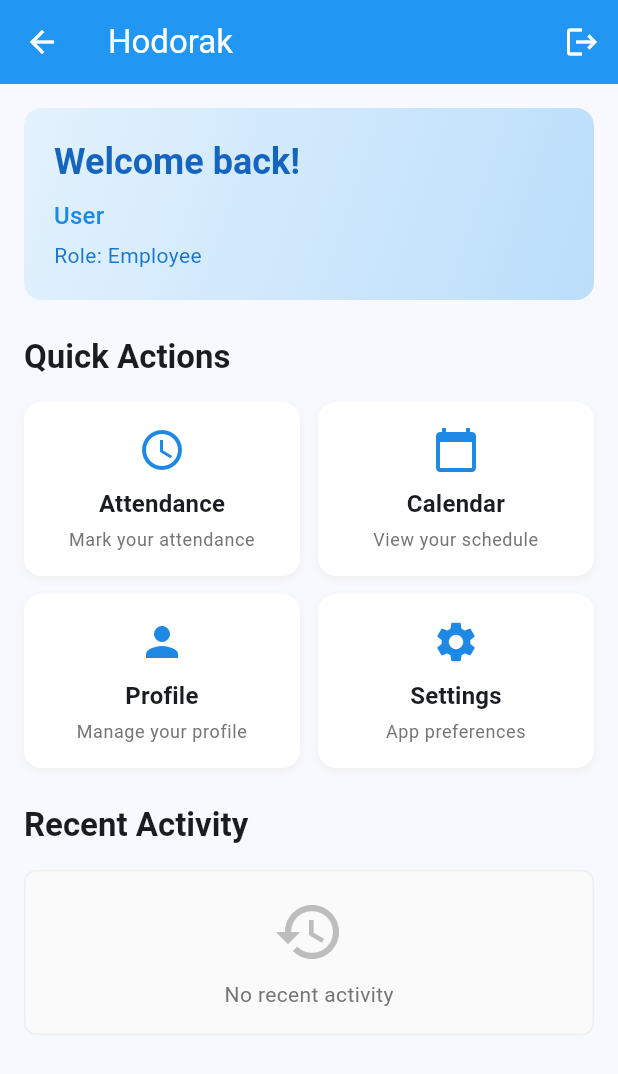
After one commit to He9sham/Hodorak, a Flutter app: the HomeScreen screen opened by its route, on a phone screen of 412 x 824 dp. The commit adds this screen. Shown: the top 1074 px of the screen. Run offline on Flutter 3.47's test engine with Material 3 defaults, Android fonts, the phone set to English and light mode, and no system bars; our stand-ins replace animated_splash_screen, flutter_riverpod, flutter_screenutil, font_awesome_flutter, google_fonts, page_transition and 1 more; missing offline and left inert: odoo_rpc; accounts and stored records are empty.

Commit message:
Update routing to include home screen and modify login redirection to home screen after successful authentication.

```diff
--- a/lib/core/providers/login_notifier.dart
+++ b/lib/core/providers/login_notifier.dart
@@ -50,7 +50,7 @@ class LoginNotifier extends StateNotifier<UserSession> {
         isAdmin: isAdmin,
         isLoading: false,
       );
-      return isAdmin ? '/admin-dashboard' : '/user-dashboard';
+      return '/homeScreen';
     } catch (e) {
       state = state.copyWith(isLoading: false, error: e.toString());
       rethrow; // Rethrow so UI try-catch can handle it
--- a/lib/core/utils/app_router.dart
+++ b/lib/core/utils/app_router.dart
@@ -2,6 +2,7 @@ import 'package:flutter/material.dart';
 import 'package:hodorak/core/utils/routes.dart';
 import 'package:hodorak/features/auth/views/login_screen.dart';
 import 'package:hodorak/features/auth/views/sign_up_screen.dart';
+import 'package:hodorak/features/main_navigation/home_screen.dart';
 import 'package:hodorak/features/main_navigation/admin_dashboard_screen.dart';
 import 'package:hodorak/features/main_navigation/user_dashboard_screen.dart';
 import 'package:hodorak/features/splash_screen/view/splash_screen.dart';
@@ -22,6 +23,8 @@ class AppRouter {
         return MaterialPageRoute(builder: (_) => const SignUpScreen());
       case Routes.loginScreen:
         return MaterialPageRoute(builder: (_) => const LoginScreen());
+      case Routes.homeScreen:
+        return MaterialPageRoute(builder: (_) => const HomeScreen());
       case Routes.adminDashboard:
         return MaterialPageRoute(builder: (_) => const AdminDashboardScreen());
       case Routes.userDashboard:
--- a/lib/core/utils/routes.dart
+++ b/lib/core/utils/routes.dart
@@ -3,6 +3,7 @@ class Routes {
   static const String onBoardingScreen = '/onBoardingScreen';
   static const String signupScreen = '/signupScreen';
   static const String loginScreen = '/loginScreen';
+  static const String homeScreen = '/homeScreen';
   static const String adminDashboard = '/admin-dashboard';
   static const String userDashboard = '/user-dashboard';
 }
--- /dev/null
+++ b/lib/features/main_navigation/home_screen.dart
@@ -0,0 +1,251 @@
+import 'package:flutter/material.dart';
+import 'package:flutter_riverpod/flutter_riverpod.dart';
+import 'package:hodorak/core/helper/extensions.dart';
+import 'package:hodorak/core/providers/login_notifier.dart';
+import 'package:hodorak/core/utils/routes.dart';
+
+class HomeScreen extends ConsumerWidget {
+  const HomeScreen({super.key});
+
+  @override
+  Widget build(BuildContext context, WidgetRef ref) {
+    final session = ref.watch(loginNotifierProvider);
+
+    return Scaffold(
+      appBar: AppBar(
+        title: const Text('Hodorak'),
+        backgroundColor: Colors.blue,
+        foregroundColor: Colors.white,
+        actions: [
+          IconButton(
+            icon: const Icon(Icons.logout),
+            onPressed: () {
+              ref.read(loginNotifierProvider.notifier).logout();
+              context.pushReplacementNamed(Routes.loginScreen);
+            },
+          ),
+        ],
+      ),
+      body: Padding(
+        padding: const EdgeInsets.all(16.0),
+        child: Column(
+          crossAxisAlignment: CrossAxisAlignment.start,
+          children: [
+            // Welcome Section
+            Container(
+              width: double.infinity,
+              padding: const EdgeInsets.all(20),
+              decoration: BoxDecoration(
+                gradient: LinearGradient(
+                  colors: [Colors.blue.shade50, Colors.blue.shade100],
+                  begin: Alignment.topLeft,
+                  end: Alignment.bottomRight,
+                ),
+                borderRadius: BorderRadius.circular(12),
+              ),
+              child: Column(
+                crossAxisAlignment: CrossAxisAlignment.start,
+                children: [
+                  Text(
+                    'Welcome back!',
+                    style: Theme.of(context).textTheme.headlineSmall?.copyWith(
+                      fontWeight: FontWeight.bold,
+                      color: Colors.blue.shade800,
+                    ),
+                  ),
+                  const SizedBox(height: 8),
+                  Text(
+                    session.name ?? 'User',
+                    style: Theme.of(context).textTheme.titleMedium?.copyWith(
+                      color: Colors.blue.shade600,
+                    ),
+                  ),
+                  const SizedBox(height: 4),
+                  Text(
+                    'Role: ${session.isAdmin ? 'Administrator' : 'Employee'}',
+                    style: Theme.of(context).textTheme.bodyMedium?.copyWith(
+                      color: Colors.blue.shade700,
+                    ),
+                  ),
+                ],
+              ),
+            ),
+
+            const SizedBox(height: 24),
+
+            // Quick Actions
+            Text(
+              'Quick Actions',
+              style: Theme.of(
+                context,
+              ).textTheme.titleLarge?.copyWith(fontWeight: FontWeight.bold),
+            ),
+
+            const SizedBox(height: 16),
+
+            // Action Cards
+            Row(
+              children: [
+                Expanded(
+                  child: buildActionCard(
+                    context,
+                    icon: Icons.access_time,
+                    title: 'Attendance',
+                    subtitle: 'Mark your attendance',
+                    onTap: () {
+                      // Navigate to attendance screen
+                      ScaffoldMessenger.of(context).showSnackBar(
+                        const SnackBar(
+                          content: Text('Attendance feature coming soon!'),
+                        ),
+                      );
+                    },
+                  ),
+                ),
+                const SizedBox(width: 12),
+                Expanded(
+                  child: buildActionCard(
+                    context,
+                    icon: Icons.calendar_today,
+                    title: 'Calendar',
+                    subtitle: 'View your schedule',
+                    onTap: () {
+                      // Navigate to calendar screen
+                      ScaffoldMessenger.of(context).showSnackBar(
+                        const SnackBar(
+                          content: Text('Calendar feature coming soon!'),
+                        ),
+                      );
+                    },
+                  ),
+                ),
+              ],
+            ),
+
+            const SizedBox(height: 12),
+
+            Row(
+              children: [
+                Expanded(
+                  child: buildActionCard(
+                    context,
+                    icon: Icons.person,
+                    title: 'Profile',
+                    subtitle: 'Manage your profile',
+                    onTap: () {
+                      // Navigate to profile screen
+                      ScaffoldMessenger.of(context).showSnackBar(
+                        const SnackBar(
+                          content: Text('Profile feature coming soon!'),
+                        ),
+                      );
+                    },
+                  ),
+                ),
+                const SizedBox(width: 12),
+                Expanded(
+                  child: buildActionCard(
+                    context,
+                    icon: Icons.settings,
+                    title: 'Settings',
+                    subtitle: 'App preferences',
+                    onTap: () {
+                      // Navigate to settings screen
+                      ScaffoldMessenger.of(context).showSnackBar(
+                        const SnackBar(
+                          content: Text('Settings feature coming soon!'),
+                        ),
+                      );
+                    },
+                  ),
+                ),
+              ],
+            ),
+
+            const SizedBox(height: 24),
+
+            // Recent Activity (placeholder)
+            Text(
+              'Recent Activity',
+              style: Theme.of(
+                context,
+              ).textTheme.titleLarge?.copyWith(fontWeight: FontWeight.bold),
+            ),
+
+            const SizedBox(height: 16),
+
+            Container(
+              width: double.infinity,
+              padding: const EdgeInsets.all(16),
+              decoration: BoxDecoration(
+                color: Colors.grey.shade50,
+                borderRadius: BorderRadius.circular(8),
+                border: Border.all(color: Colors.grey.shade200),
+              ),
+              child: Column(
+                children: [
+                  Icon(Icons.history, size: 48, color: Colors.grey.shade400),
+                  const SizedBox(height: 8),
+                  Text(
+                    'No recent activity',
+                    style: Theme.of(context).textTheme.bodyMedium?.copyWith(
+                      color: Colors.grey.shade600,
+                    ),
+                  ),
+                ],
+              ),
+            ),
+          ],
+        ),
+      ),
+    );
+  }
+
+  Widget buildActionCard(
+    BuildContext context, {
+    required IconData icon,
+    required String title,
+    required String subtitle,
+    required VoidCallback onTap,
+  }) {
+    return InkWell(
+      onTap: onTap,
+      borderRadius: BorderRadius.circular(12),
+      child: Container(
+        padding: const EdgeInsets.all(16),
+        decoration: BoxDecoration(
+          color: Colors.white,
+          borderRadius: BorderRadius.circular(12),
+          boxShadow: [
+            BoxShadow(
+              color: Colors.grey.shade200,
+              blurRadius: 4,
+              offset: const Offset(0, 2),
+            ),
+          ],
+        ),
+        child: Column(
+          children: [
+            Icon(icon, size: 32, color: Colors.blue.shade600),
+            const SizedBox(height: 8),
+            Text(
+              title,
+              style: Theme.of(
+                context,
+              ).textTheme.titleMedium?.copyWith(fontWeight: FontWeight.bold),
+              textAlign: TextAlign.center,
+            ),
+            const SizedBox(height: 4),
+            Text(
+              subtitle,
+              style: Theme.of(
+                context,
+              ).textTheme.bodySmall?.copyWith(color: Colors.grey.shade600),
+              textAlign: TextAlign.center,
+            ),
+          ],
+        ),
+      ),
+    );
+  }
+}
```
